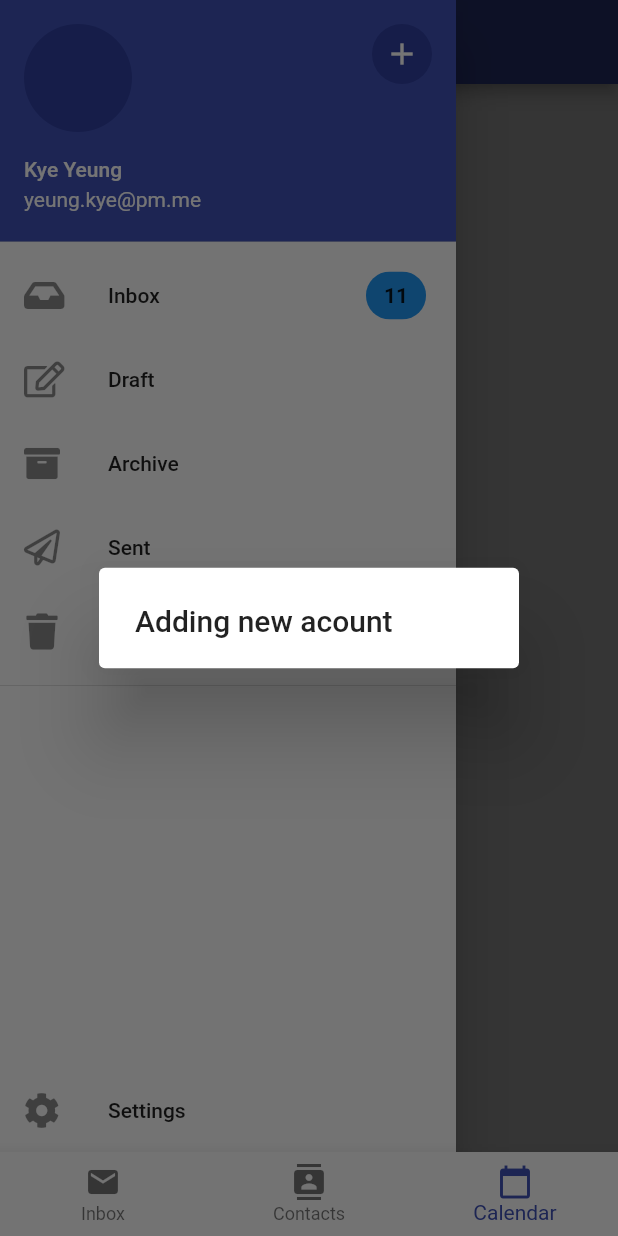
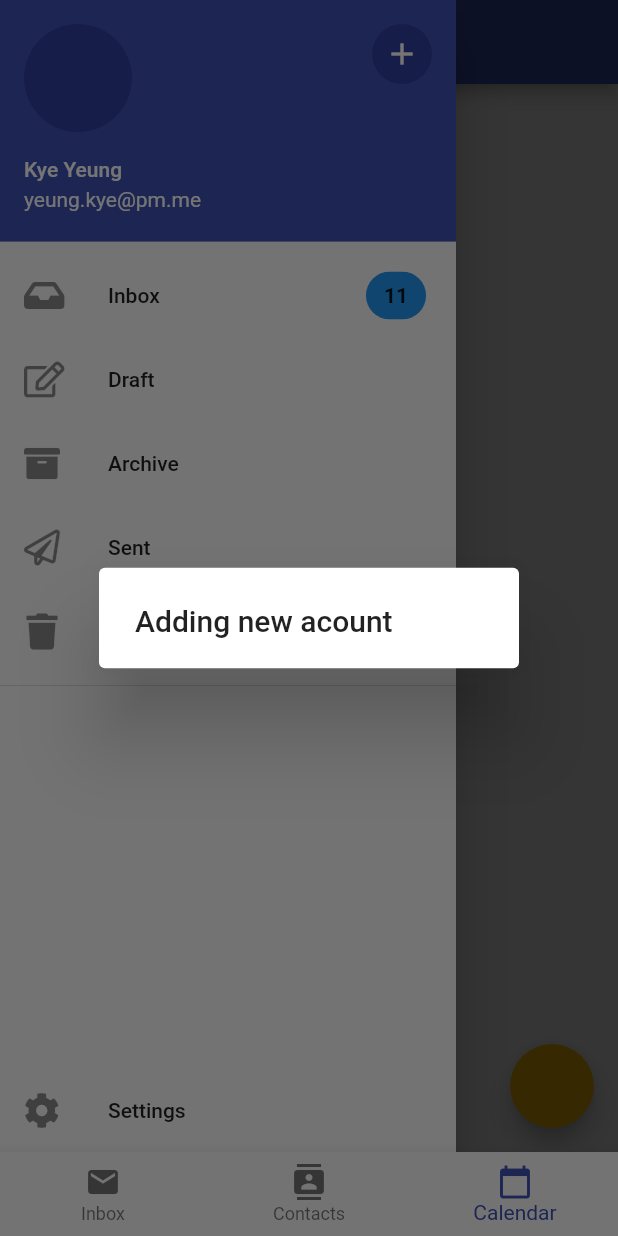
Before and after one commit to kyeung2/futter_email_app_tutorial, a Flutter app: the screen it shows after launch, item 3 of the bottom bar chosen, in the side drawer, after a tap on the "add" icon, on a phone screen of 412 x 824 dp. Run offline on Flutter 3.47's test engine with Material 2 defaults, Android fonts, the phone set to English and light mode, and no system bars; our stand-ins replace email_validator, flutter_slidable, font_awesome_flutter, rxdart; generated files the repository leaves out were written again; network calls fail.

Commit message:
E24 done, mutable InheritedWidget style

```diff
--- a/lib/App.dart
+++ b/lib/App.dart
@@ -13,6 +13,7 @@ class _AppState extends State<App> {
 
   @override
   Widget build(BuildContext context) {
+    print("App");
     return DefaultTabController(
       child: Scaffold(
         body: [
--- a/lib/CalendarScreen.dart
+++ b/lib/CalendarScreen.dart
@@ -1,4 +1,7 @@
 import 'package:emailapp/AppDrawer.dart';
+import 'package:emailapp/mutable_inheritedWidget/Counter.dart';
+import 'package:emailapp/mutable_inheritedWidget/FabButton.dart';
+import 'package:emailapp/mutable_inheritedWidget/UglyProvider.dart';
 import 'package:flutter/material.dart';
 
 class CalendarScreen extends StatelessWidget {
@@ -9,9 +12,8 @@ class CalendarScreen extends StatelessWidget {
         title: Text("Calendar"),
       ),
       drawer: AppDrawer(),
-      body: Center(
-        child: Text("Calendar"),
-      ),
+      body: Counter(),
+      floatingActionButton: FabButton(),
     );
   }
 }
--- a/lib/main.dart
+++ b/lib/main.dart
@@ -1,6 +1,7 @@
 import 'package:emailapp/App.dart';
 import 'package:emailapp/ContactManager.dart';
 import 'package:emailapp/Provider.dart';
+import 'package:emailapp/mutable_inheritedWidget/UglyProvider.dart';
 import 'package:flutter/material.dart';
 
 void main() => runApp(EmailApp());
@@ -15,7 +16,7 @@ class EmailApp extends StatelessWidget {
         title: 'Flutter Demo',
         theme:
             ThemeData(primarySwatch: Colors.indigo, accentColor: Colors.amber),
-        home: App(),
+        home: UglyProvider(child: App()),
       ),
     );
   }
--- /dev/null
+++ b/lib/mutable_inheritedWidget/Counter.dart
@@ -0,0 +1,14 @@
+import 'package:emailapp/mutable_inheritedWidget/UglyProvider.dart';
+import 'package:flutter/material.dart';
+
+class Counter extends StatelessWidget {
+  @override
+  Widget build(BuildContext context) {
+
+    var state = UglyProvider.of(context, subscribe: true);
+    var counter = state.counter;
+    return  Center(
+      child: Text("Calendar: $counter"),
+    );
+  }
+}
--- /dev/null
+++ b/lib/mutable_inheritedWidget/FabButton.dart
@@ -0,0 +1,13 @@
+import 'package:emailapp/mutable_inheritedWidget/UglyProvider.dart';
+import 'package:flutter/cupertino.dart';
+import 'package:flutter/material.dart';
+
+class FabButton extends StatelessWidget {
+  @override
+  Widget build(BuildContext context) {
+    var state = UglyProvider.of(context);
+    return FloatingActionButton(
+      onPressed: state.increment,
+    );
+  }
+}
--- /dev/null
+++ b/lib/mutable_inheritedWidget/UglyProvider.dart
@@ -0,0 +1,57 @@
+import 'package:flutter/material.dart';
+
+class UglyProvider extends StatefulWidget {
+
+  // child is final, App, never change.
+  final Widget child;
+
+  const UglyProvider({Key key, this.child}) : super(key: key);
+
+  @override
+  _UglyProviderState createState() => _UglyProviderState();
+
+  static _UglyProviderState of(BuildContext context, {bool subscribe = true}) {
+
+
+
+    // will only rebuild widgets that use inheritFromWidgetOfExactType to access the state.
+    return subscribe? (context.inheritFromWidgetOfExactType(_UglyProvider)
+            as _UglyProvider)
+        .data:
+    (context.ancestorInheritedElementForWidgetOfExactType(_UglyProvider)
+        .widget as _UglyProvider).data;
+  }
+}
+
+class _UglyProviderState extends State<UglyProvider> {
+  int counter;
+
+  @override
+  void initState() {
+    counter = 1;
+    super.initState();
+  }
+
+  void increment() {
+    setState(() {
+      counter++;
+    });
+  }
+
+  @override
+  Widget build(BuildContext context) {
+    return _UglyProvider(data: this, child: widget.child);
+  }
+}
+
+class _UglyProvider extends InheritedWidget {
+  final _UglyProviderState data;
+
+  _UglyProvider({Key key, this.data, Widget child})
+      : super(key: key, child: child);
+
+  @override
+  bool updateShouldNotify(InheritedWidget oldWidget) {
+    return true;
+  }
+}
```
